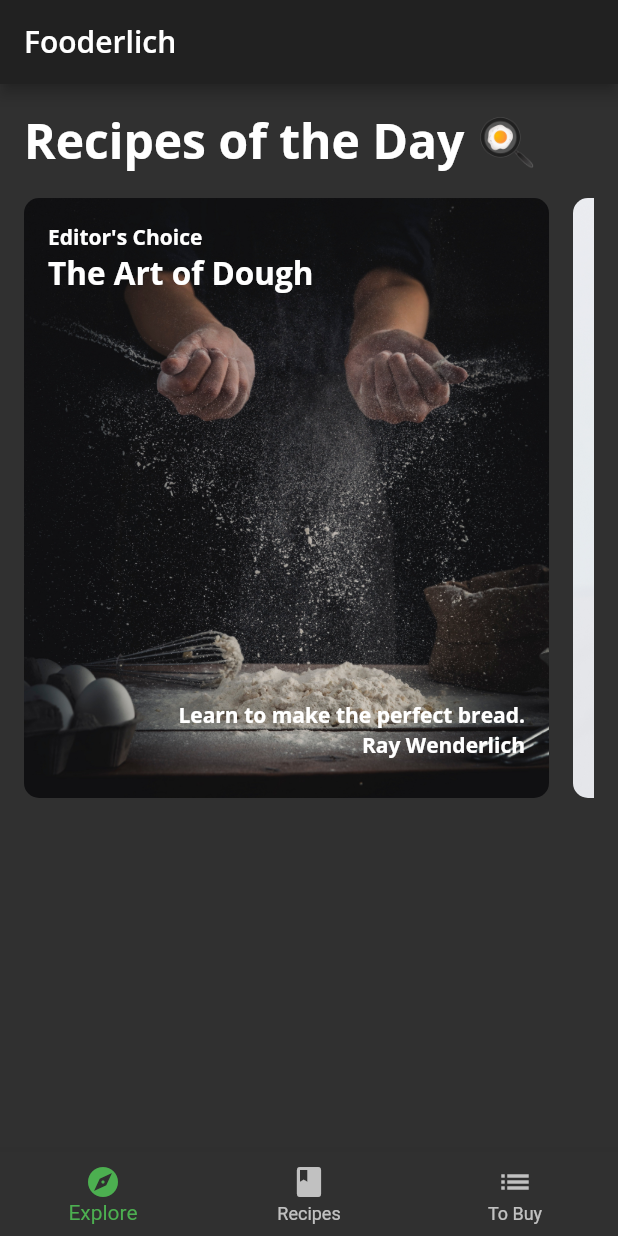
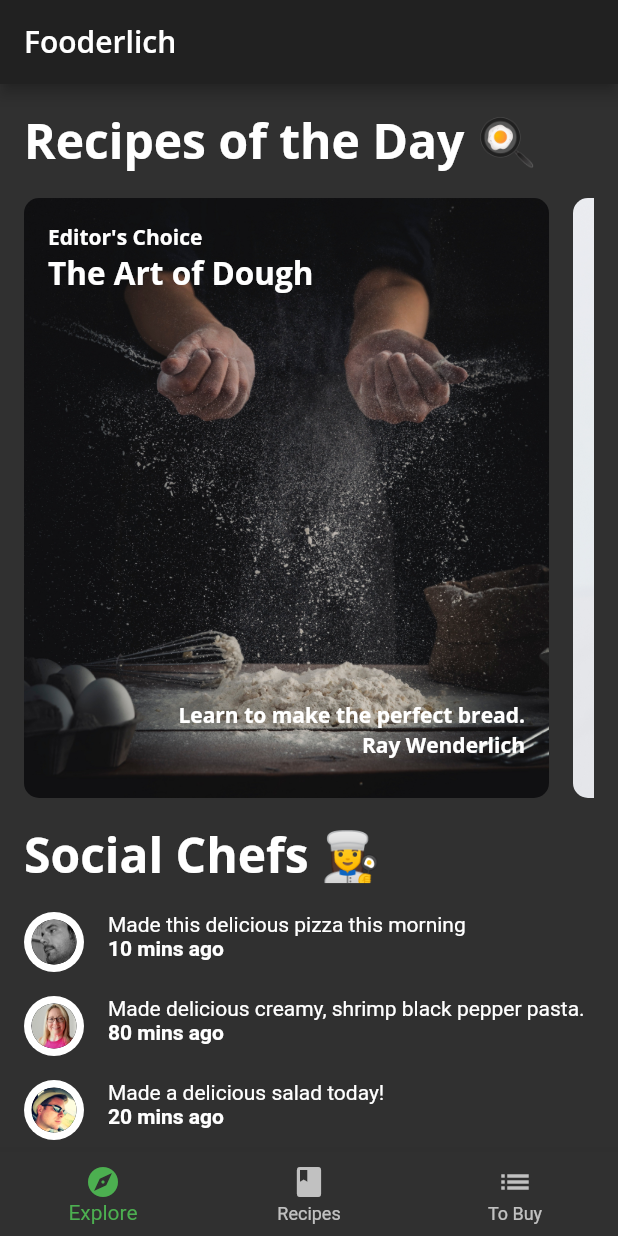
Before and after one commit to yisus82/flutter-apprentice, a Flutter app: the screen it shows after launch, on a phone screen of 412 x 824 dp. Run offline on Flutter 3.47's test engine with Material 2 defaults, Android fonts, the phone set to English and light mode, and no system bars; our stand-ins replace google_fonts; project files that could hold a hidden picture were left out.

Commit message:
Completed Expore screen

```diff
--- a/fooderlich/lib/components/components.dart
+++ b/fooderlich/lib/components/components.dart
@@ -3,4 +3,6 @@ export 'card1.dart';
 export 'card2.dart';
 export 'card3.dart';
 export 'circle_image.dart';
+export 'friend_post_list_view.dart';
+export 'friend_post_tile.dart';
 export 'today_recipe_list_view.dart';
--- /dev/null
+++ b/fooderlich/lib/components/friend_post_list_view.dart
@@ -0,0 +1,46 @@
+import 'package:flutter/material.dart';
+
+import '../models/models.dart';
+import 'friend_post_tile.dart';
+
+class FriendPostListView extends StatelessWidget {
+  final List<Post> friendPosts;
+
+  const FriendPostListView({
+    Key? key,
+    required this.friendPosts,
+  }) : super(key: key);
+
+  @override
+  Widget build(BuildContext context) {
+    return Padding(
+      padding: const EdgeInsets.only(
+        left: 16,
+        right: 16,
+        top: 0,
+      ),
+      child: Column(
+        crossAxisAlignment: CrossAxisAlignment.start,
+        children: [
+          Text('Social Chefs 👩‍🍳',
+              style: Theme.of(context).textTheme.headline1),
+          const SizedBox(height: 16),
+          ListView.separated(
+            primary: false,
+            physics: const NeverScrollableScrollPhysics(),
+            shrinkWrap: true,
+            scrollDirection: Axis.vertical,
+            itemCount: friendPosts.length,
+            itemBuilder: (context, index) {
+              final post = friendPosts[index];
+              return FriendPostTile(post: post);
+            },
+            separatorBuilder: (context, index) {
+              return const SizedBox(height: 16);
+            },
+          ),
+        ],
+      ),
+    );
+  }
+}
--- /dev/null
+++ b/fooderlich/lib/components/friend_post_tile.dart
@@ -0,0 +1,40 @@
+import 'package:flutter/material.dart';
+
+import '../components/components.dart';
+import '../models/models.dart';
+
+class FriendPostTile extends StatelessWidget {
+  final Post post;
+
+  const FriendPostTile({
+    Key? key,
+    required this.post,
+  }) : super(key: key);
+
+  @override
+  Widget build(BuildContext context) {
+    return Row(
+      crossAxisAlignment: CrossAxisAlignment.start,
+      mainAxisAlignment: MainAxisAlignment.start,
+      children: [
+        CircleImage(
+          imageProvider: AssetImage(post.profileImageUrl),
+          imageRadius: 20,
+        ),
+        const SizedBox(width: 16),
+        Expanded(
+          child: Column(
+            crossAxisAlignment: CrossAxisAlignment.start,
+            children: [
+              Text(post.comment),
+              Text(
+                '${post.timestamp} mins ago',
+                style: const TextStyle(fontWeight: FontWeight.w700),
+              ),
+            ],
+          ),
+        ),
+      ],
+    );
+  }
+}
--- a/fooderlich/lib/screens/explore_screen.dart
+++ b/fooderlich/lib/screens/explore_screen.dart
@@ -14,14 +14,17 @@ class ExploreScreen extends StatelessWidget {
     return FutureBuilder(
       future: mockService.getExploreData(),
       builder: (context, AsyncSnapshot<ExploreData> snapshot) {
-        // TODO: Add Nested List Views
         if (snapshot.connectionState == ConnectionState.done) {
-          final recipes = snapshot.data?.todayRecipes ?? [];
-          return TodayRecipeListView(recipes: recipes);
+          return ListView(
+            scrollDirection: Axis.vertical,
+            children: [
+              TodayRecipeListView(recipes: snapshot.data?.todayRecipes ?? []),
+              const SizedBox(height: 16),
+              FriendPostListView(friendPosts: snapshot.data?.friendPosts ?? []),
+            ],
+          );
         } else {
-          return const Center(
-            child: CircularProgressIndicator(),
-          );
+          return const Center(child: CircularProgressIndicator());
         }
       },
     );
```
